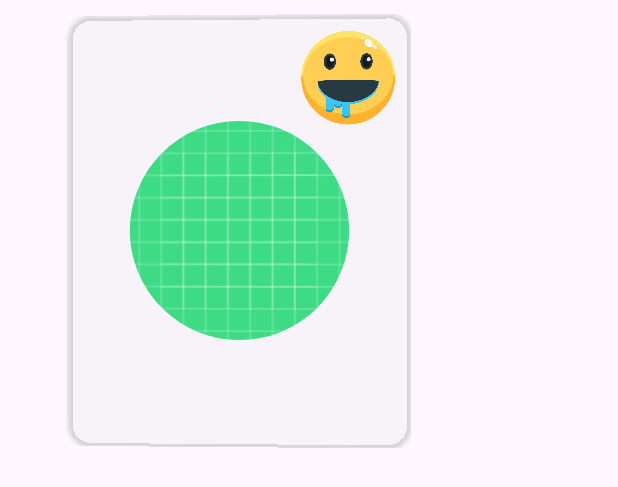
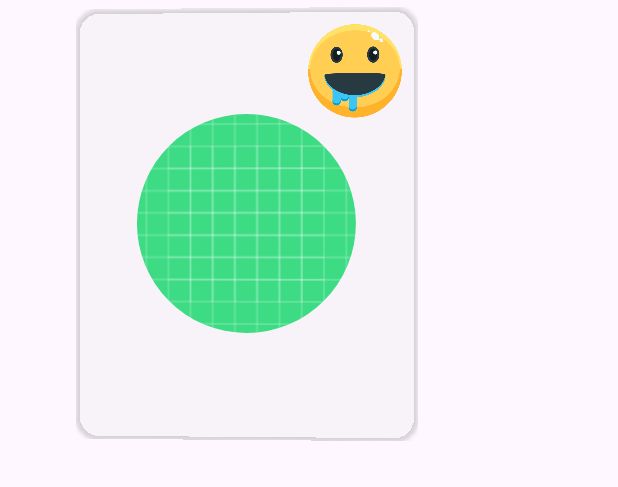
Before and after one commit to Kshitiz-Mhto/FoodieHub, an Android app: the layout food_cardview.xml on its own in the app's theme, with its tools: preview values and no code run, on a phone screen of 412 x 824 dp. Shown: the top 487 px of the screen. Run offline under Robolectric (Android 15) with nearby library versions, the phone set to English and light mode, and no system bars; network calls fail.

Commit message:
constraint layout margin is adjusted

```diff
--- a/app/src/main/res/layout/food_cardview.xml
+++ b/app/src/main/res/layout/food_cardview.xml
@@ -5,18 +5,18 @@
     android:layout_width="wrap_content"
     android:layout_height="wrap_content"
     android:layout_centerHorizontal="true"
-    android:layout_margin="10dp"
-    android:rotationY="-1.2"
+    android:layout_marginStart="50dp"
+    android:layout_marginTop="5dp"
+    android:layout_marginEnd="10dp"
     android:background="@android:color/transparent"
-    >
+    android:rotationY="-1.2">
 
     <androidx.cardview.widget.CardView
         android:id="@+id/foodCard"
         android:layout_width="228dp"
         android:layout_height="288dp"
-        android:layout_marginStart="35dp"
+        app:cardBackgroundColor="#40FFFFFF"
         app:cardCornerRadius="16dp"
-        app:cardBackgroundColor="#40FFFFFF"
         app:layout_constraintBottom_toBottomOf="parent"
         app:layout_constraintEnd_toEndOf="parent"
         app:layout_constraintHorizontal_bias="1.0"
--- a/app/src/main/res/layout/fragment_dashboard.xml
+++ b/app/src/main/res/layout/fragment_dashboard.xml
@@ -3,11 +3,10 @@
     xmlns:app="http://schemas.android.com/apk/res-auto"
     xmlns:tools="http://schemas.android.com/tools"
     android:id="@+id/dashCategory"
-    android:layout_width="match_parent"
+    android:layout_width="wrap_content"
     android:layout_height="match_parent"
-    android:layout_margin="0dp"
+    android:backgroundTint="@null"
     android:background="@drawable/dash_design"
-    android:scaleType="centerCrop"
     tools:context=".DashboardFragment">
 
     <TextView
```
